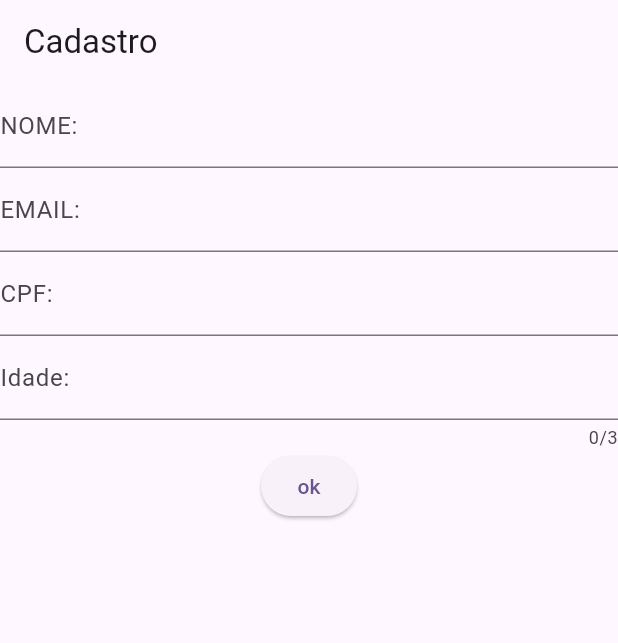
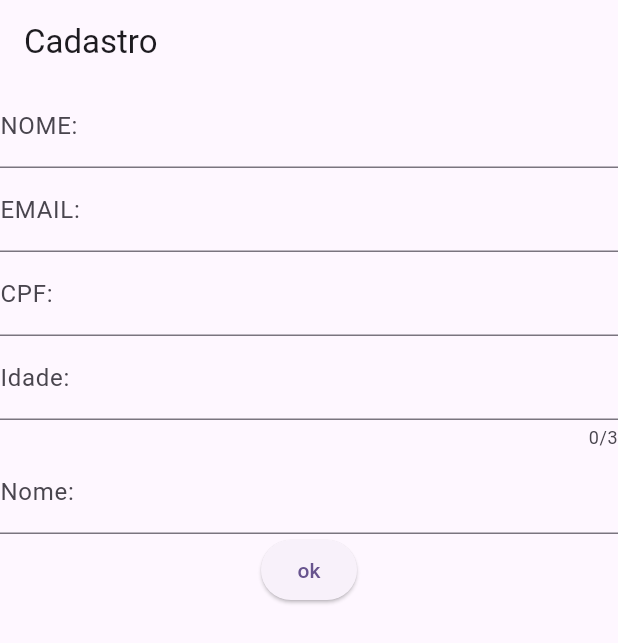
Before and after one commit to lucasrachid/aula_09_maio_desenv_moveis, a Flutter app: the screen it shows after launch, on a phone screen of 412 x 824 dp. Shown: the top 643 px of the screen. Run offline on Flutter 3.47's test engine with Material 2 defaults, Android fonts, the phone set to English and light mode, and no system bars; our stand-ins replace mask_text_input_formatter.

Commit message:
Batata 02

```diff
--- /dev/null
+++ b/lib/campo.dart
@@ -0,0 +1,23 @@
+import 'package:flutter/material.dart';
+
+class Campo extends StatelessWidget {
+  var campo = TextEditingController();
+  String rotulo;
+
+  Campo({required this.rotulo, required this.campo});
+
+  @override
+  Widget build(BuildContext context) {
+    return TextFormField(
+      controller: campo,
+      decoration: InputDecoration(
+          label: Text('${rotulo}: '), hintText: 'Informe seu ${campo}'),
+      validator: (inputValue) {
+        if (inputValue == null || inputValue.isEmpty) {
+          return 'O campo ${campo} é obrigatório';
+        }
+        return null;
+      },
+    );
+  }
+}
--- a/lib/formulario.dart
+++ b/lib/formulario.dart
@@ -1,3 +1,4 @@
+import 'package:aula_nove_de_maio/campo.dart';
 import 'package:aula_nove_de_maio/formularioDTO.dart';
 import 'package:flutter/material.dart';
 import 'package:flutter/services.dart';
@@ -75,6 +76,10 @@ class Formulario extends StatelessWidget {
                 return null;
               },
             ),
+            Campo(
+              rotulo: 'Nome',
+              campo: name,
+            ),
             ElevatedButton(
                 onPressed: () {
                   if (keyForm.currentState!.validate()) {
```
